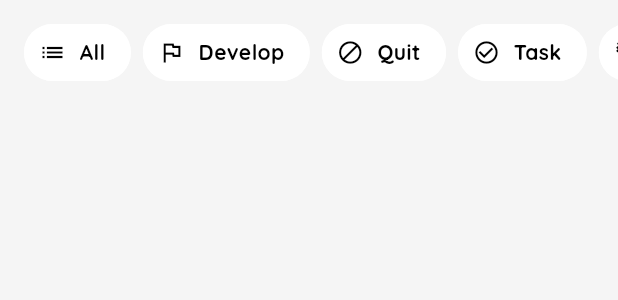
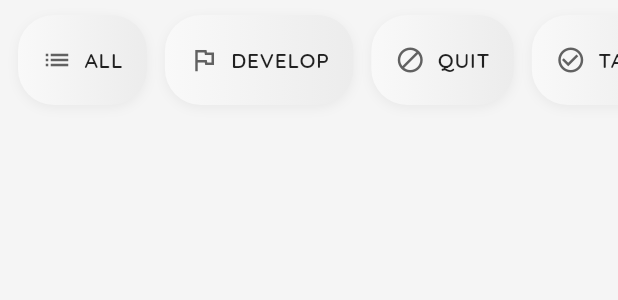
Before and after one commit to amaljosev/Consist, a Flutter app: the HabitCategoriesSlider widget shown alone on an empty page, opened directly with empty values, on a phone screen of 412 x 824 dp. Shown: the top 300 px of the screen. Run offline on Flutter 3.47's test engine with Material 3 defaults, Android fonts, the phone set to English and light mode, and no system bars; our stand-ins replace equatable, fl_chart, flutter_bloc, image_picker, shared_preferences, sqflite and 1 more; accounts and stored records are empty; project files that could hold a hidden picture were left out.

Commit message:
goals ui updated

```diff
--- a/lib/features/diary/presentation/pages/diary_screen.dart
+++ b/lib/features/diary/presentation/pages/diary_screen.dart
@@ -127,7 +127,7 @@ class DiaryScreen extends StatelessWidget {
                         mainAxisAlignment: MainAxisAlignment.center,
                         children: [
                           Image.asset(
-                            'assets/images/empty_diary.png',
+                            'assets/img/diary.png',
                             height: 180,
                           ),
                           const SizedBox(height: 24),
@@ -168,7 +168,7 @@ class DiaryScreen extends StatelessWidget {
             context.read<DiaryBloc>().add(LoadDiaryEntries());
           }
         },
-        backgroundColor: Colors.blue,
+        backgroundColor: Colors.green.shade900,
         foregroundColor: Colors.white,
         elevation: 4,
         shape: RoundedRectangleBorder(borderRadius: BorderRadius.circular(16)),
--- a/lib/features/habit/presentation/pages/goals/widgets/categories_slider.dart
+++ b/lib/features/habit/presentation/pages/goals/widgets/categories_slider.dart
@@ -10,31 +10,22 @@ class HabitCategoriesSlider extends StatelessWidget {
 
   @override
   Widget build(BuildContext context) {
+    final theme = Theme.of(context);
+
     return SizedBox(
-      height: 70,
+      height: 80,
       child: ListView.builder(
         scrollDirection: Axis.horizontal,
-        padding: const EdgeInsets.all(8),
+        padding: const EdgeInsets.symmetric(horizontal: 12, vertical: 10),
         itemCount: HabitsItems.habitCategories.length,
         itemBuilder: (context, index) {
           final category = HabitsItems.habitCategories[index];
           final isSelected = category["id"] == selectedCategoryId;
 
           return Padding(
-            padding: const EdgeInsets.only(left: 8.0),
+            padding: const EdgeInsets.only(right: 12.0),
             child: GestureDetector(
-              child: FilterChip(
-                label: Text(
-                  category["name"],
-                  style: Theme.of(context).textTheme.bodyMedium!.copyWith(
-                    color: isSelected ? Colors.white : Colors.black,
-                  ),
-                ),
-
-                selected: isSelected,
-                onSelected: isSelected
-                    ? (_) {}
-                    : (value) {
+              onTap: () {
                 if (category["name"] == "all") {
                   context.read<HabitsBloc>().add(LoadHabitsEvent());
                 } else {
@@ -43,17 +34,54 @@ class HabitCategoriesSlider extends StatelessWidget {
                       );
                 }
               },
-                avatar: Icon(
+              child: AnimatedContainer(
+                duration: const Duration(milliseconds: 300),
+                padding: const EdgeInsets.symmetric(horizontal: 16, vertical: 12),
+                decoration: BoxDecoration(
+                  gradient: isSelected
+                      ? const LinearGradient(
+                          colors: [Color(0xFF6A5AE0), Color(0xFF8E54E9)],
+                          begin: Alignment.topLeft,
+                          end: Alignment.bottomRight,
+                        )
+                      : const LinearGradient(
+                          colors: [Color(0xFFF9F9F9), Color(0xFFECECEC)],
+                        ),
+                  borderRadius: BorderRadius.circular(24),
+                  boxShadow: isSelected
+                      ? [
+                          BoxShadow(
+                            color: Colors.purple.withOpacity(0.4),
+                            blurRadius: 12,
+                            offset: const Offset(0, 4),
+                          ),
+                        ]
+                      : [
+                          BoxShadow(
+                            color: Colors.black.withOpacity(0.05),
+                            blurRadius: 6,
+                            offset: const Offset(0, 2),
+                          ),
+                        ],
+                ),
+                child: Row(
+                  children: [
+                    Icon(
                       category["icon"],
-                  color: isSelected ? Colors.white : Colors.black,
+                      color: isSelected ? Colors.white : Colors.grey[700],
+                      size: 20,
                     ),
-                shape: RoundedRectangleBorder(
-                  borderRadius: BorderRadius.circular(24),
-                  side: BorderSide(color: Colors.transparent),
+                    const SizedBox(width: 8),
+                    Text(
+                      category["name"].toString().toUpperCase(),
+                      style: theme.textTheme.bodyMedium!.copyWith(
+                        fontWeight: FontWeight.w600,
+                        color: isSelected ? Colors.white : Colors.black87,
+                        letterSpacing: 0.5,
                       ),
-
-                backgroundColor: Colors.white,
-                showCheckmark: false,
+                    ),
+                  ],
+                ),
               ),
             ),
           );
--- a/lib/features/habit/presentation/pages/goals/widgets/goal_list.dart
+++ b/lib/features/habit/presentation/pages/goals/widgets/goal_list.dart
@@ -19,8 +19,7 @@ class GoalsList extends StatelessWidget {
 
   @override
   Widget build(BuildContext context) {
-    return Expanded(
-      child: habits.isEmpty
+    return habits.isEmpty
         ? const Center(child: Text("No habits found"))
         : ListView.builder(
             padding: const EdgeInsets.all(5),
@@ -62,7 +61,6 @@ class GoalsList extends StatelessWidget {
                 ),
               );
             },
-            ),
           );
   }
 
--- a/lib/features/habit/presentation/pages/splash/splash_screen.dart
+++ b/lib/features/habit/presentation/pages/splash/splash_screen.dart
@@ -1,5 +1,5 @@
 import 'package:consist/core/app_icons.dart';
-import 'package:consist/features/habit/presentation/pages/home_screen.dart';
+import 'package:consist/features/home_screen.dart';
 import 'package:flutter/material.dart';
 
 class SplashScreen extends StatefulWidget {
--- a/lib/features/habit/presentation/pages/home_screen.dart
+++ b/lib/features/home_screen.dart
@@ -37,9 +37,9 @@ class _HomeScreenState extends State<HomeScreen> {
           body: _pages[_selectedIndex],
           bottomNavigationBar: BottomNavigationBar(
             currentIndex: _selectedIndex,
-            onTap: (index) => context.read<HabitsBloc>().add(
+            onTap: (index) =>_selectedIndex!=index? context.read<HabitsBloc>().add(
               BottomNavScreenChangeEvent(index: index),
-            ),
+            ):null,
             type: BottomNavigationBarType.fixed,
             selectedItemColor: Theme.of(context).colorScheme.primary,
             unselectedItemColor: Colors.grey,
@@ -47,6 +47,7 @@ class _HomeScreenState extends State<HomeScreen> {
               BottomNavigationBarItem(
                 icon: Icon(MyFlutterApp.tasks),
                 label: 'Goals',
+
               ),
               BottomNavigationBarItem(
                 icon: Icon(Icons.library_books_outlined),
--- a/lib/main.dart
+++ b/lib/main.dart
@@ -10,7 +10,7 @@ import 'package:consist/features/habit/data/repositories/habit_repository_impl.d
 import 'package:consist/features/habit/domain/create_habit/repositories/habit_repository.dart';
 import 'package:consist/features/habit/presentation/blocs/habits_bloc/habits_bloc.dart';
 import 'package:consist/features/habit/presentation/pages/create_habit/bloc/create_bloc.dart';
-import 'package:consist/features/habit/presentation/pages/home_screen.dart';
+import 'package:consist/features/home_screen.dart';
 import 'package:flutter/material.dart';
 import 'package:flutter_bloc/flutter_bloc.dart';
 import 'package:path/path.dart';
```
Also changed, not shown: lib/features/habit/presentation/pages/goals/goals_screen.dart (+78 -21 lines). Lines whose indentation alone changed are shown as unchanged.
